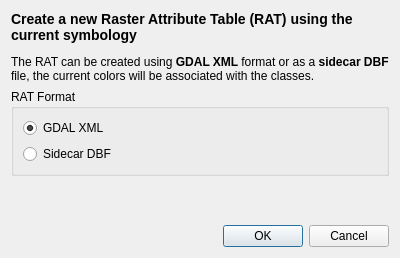
Qt form dialogs/Ui_CreateRasterAttributeTableDialog.ui (noaa-ocs-hydrography/qgis-raster-attribute-table-plugin) before a commit.
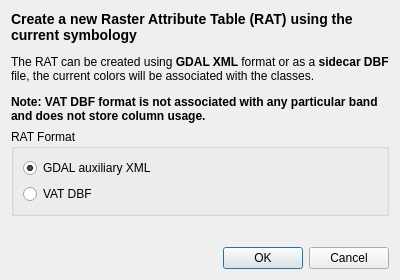
The same form after that commit.

Commit message: Add warning about DBF

Patch:
```diff
--- a/dialogs/Ui_CreateRasterAttributeTableDialog.ui
+++ b/dialogs/Ui_CreateRasterAttributeTableDialog.ui
@@ -7,7 +7,7 @@
     <x>0</x>
     <y>0</y>
     <width>400</width>
-    <height>258</height>
+    <height>280</height>
    </rect>
   </property>
   <property name="minimumSize">
@@ -23,7 +23,9 @@
    <item>
     <widget class="QLabel" name="label">
      <property name="text">
-      <string>&lt;html&gt;&lt;head/&gt;&lt;body&gt;&lt;h3 style=&quot; margin-top:14px; margin-bottom:12px; margin-left:0px; margin-right:0px; -qt-block-indent:0; text-indent:0px;&quot;&gt;&lt;span style=&quot; font-size:12pt; font-weight:600;&quot;&gt;Create a new Raster Attribute Table (RAT) using the current symbology&lt;/span&gt;&lt;/h3&gt;&lt;p&gt;The RAT can be created using &lt;span style=&quot; font-weight:600;&quot;&gt;GDAL XML &lt;/span&gt;format or as a &lt;span style=&quot; font-weight:600;&quot;&gt;sidecar DBF&lt;/span&gt; file, the current colors will be associated with the classes.&lt;/p&gt;&lt;/body&gt;&lt;/html&gt;</string>
+      <string>&lt;html&gt;&lt;head/&gt;&lt;body&gt;&lt;h3 style=&quot; margin-top:14px; margin-bottom:12px; margin-left:0px; margin-right:0px; -qt-block-indent:0; text-indent:0px;&quot;&gt;&lt;span style=&quot; font-size:12pt; font-weight:600;&quot;&gt;Create a new Raster Attribute Table (RAT) using the current symbology&lt;/span&gt;&lt;/h3&gt;&lt;p&gt;The RAT can be created using &lt;span style=&quot; font-weight:600;&quot;&gt;GDAL XML &lt;/span&gt;format or as a &lt;span style=&quot; font-weight:600;&quot;&gt;sidecar DBF&lt;/span&gt; file, the current colors will be associated with the classes.&lt;/p&gt;
+&lt;p&gt;&lt;b&gt;Note: VAT DBF format is not associated with any particular band and does not store column usage.&lt;/b&gt;&lt;/p&gt;
+&lt;/body&gt;&lt;/html&gt;</string>
      </property>
      <property name="wordWrap">
       <bool>true</bool>
@@ -39,7 +41,7 @@
       <item>
        <widget class="QRadioButton" name="mXmlRadioButton">
         <property name="text">
-         <string>GDAL XML</string>
+         <string>GDAL auxiliary XML</string>
         </property>
         <property name="checked">
          <bool>true</bool>
@@ -49,7 +51,7 @@
       <item>
        <widget class="QRadioButton" name="mDbfRadioButton">
         <property name="text">
-         <string>Sidecar DBF</string>
+         <string>VAT DBF</string>
         </property>
        </widget>
       </item>
```
